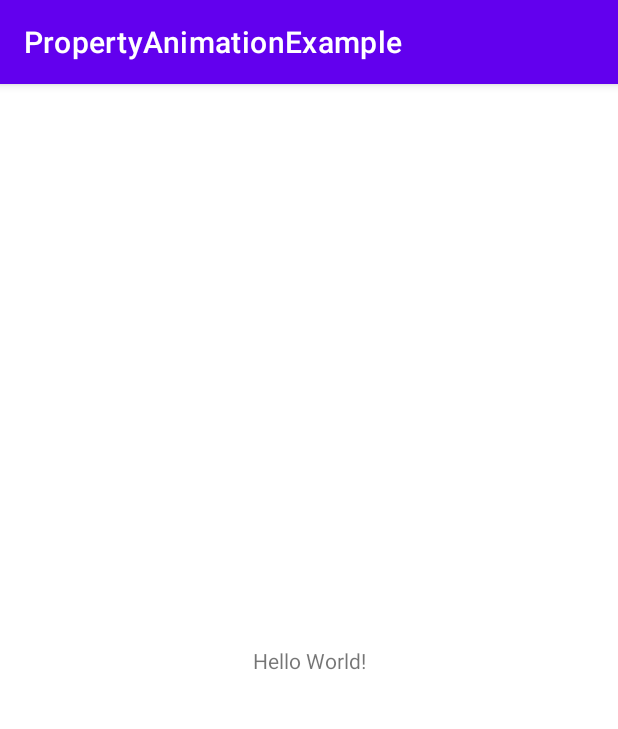
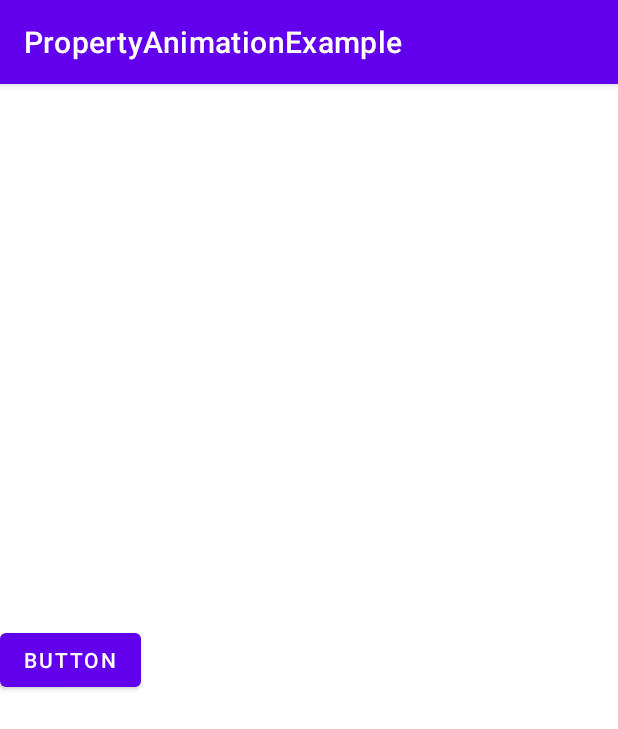
Before and after one commit to Kanharajput/PropertyAnimationExample, an Android app: the screen it shows after launch (MainActivity), on a phone screen of 412 x 824 dp. Shown: the top 729 px of the screen. Run offline under Robolectric (Android 15) with nearby library versions, the phone set to English and light mode, and no system bars.

Commit message:
PropertyAnimation to move widgets

```diff
--- a/app/src/main/java/com/example/propertyanimationexample/MainActivity.java
+++ b/app/src/main/java/com/example/propertyanimationexample/MainActivity.java
@@ -2,13 +2,47 @@ package com.example.propertyanimationexample;
 
 import androidx.appcompat.app.AppCompatActivity;
 
+import android.animation.AnimatorSet;
+import android.animation.ObjectAnimator;
+import android.animation.ValueAnimator;
 import android.os.Bundle;
+import android.view.View;
+import android.widget.Button;
 
 public class MainActivity extends AppCompatActivity {
+
+    private Button button;
 
     @Override
     protected void onCreate(Bundle savedInstanceState) {
         super.onCreate(savedInstanceState);
         setContentView(R.layout.activity_main);
+
+        button = findViewById(R.id.button);    // reference of the button
+    }
+
+    public void movingButton(View view) {
+
+        ValueAnimator animation = ValueAnimator.ofFloat(0f, 520f);
+        animation.setDuration(1000);
+        animation.start();
+
+
+        animation.addUpdateListener(new ValueAnimator.AnimatorUpdateListener() {      // change the position of the button per millisecond. check the rules
+            @Override
+            public void onAnimationUpdate(ValueAnimator updatedAnimation) {
+                // You can use the animated value in a property that uses the
+                // same type as the animation. In this case, you can use the
+                // float value in the translationX property.
+                float animatedValue = (float)updatedAnimation.getAnimatedValue();
+                button.setTranslationX(animatedValue);
+            }
+        });
+
+        // with this we don't need onAnimationUpdate method , ObjectAnimator take care of that
+        // also initial position is by default 0
+        /*ObjectAnimator animation = ObjectAnimator.ofFloat(button, "translationX", 520f);
+        animation.setDuration(500);
+        animation.start();*/
     }
 }
--- a/app/src/main/res/layout/activity_main.xml
+++ b/app/src/main/res/layout/activity_main.xml
@@ -6,13 +6,14 @@
     android:layout_height="match_parent"
     tools:context=".MainActivity">
 
-    <TextView
+    <Button
+        android:id="@+id/button"
         android:layout_width="wrap_content"
         android:layout_height="wrap_content"
-        android:text="Hello World!"
+        android:text="Button"
+        android:onClick="movingButton"
         app:layout_constraintBottom_toBottomOf="parent"
         app:layout_constraintLeft_toLeftOf="parent"
-        app:layout_constraintRight_toRightOf="parent"
         app:layout_constraintTop_toTopOf="parent" />
 
 </androidx.constraintlayout.widget.ConstraintLayout>
```
